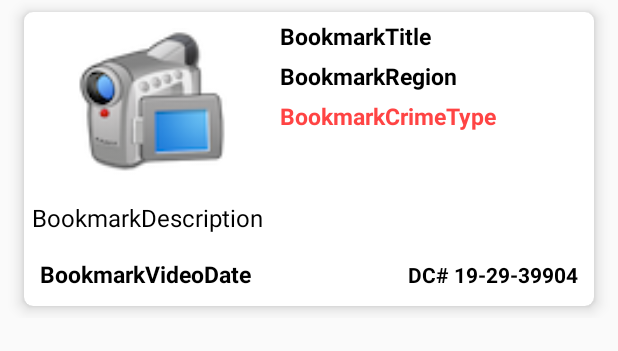
After one commit to jak-jak18/PhillyPoliceDroid, an Android app: the layout constraint_bookmark_row.xml on its own in the app's theme, with its tools: preview values and no code run, on a phone screen of 412 x 824 dp. The commit adds this screen. Shown: the top 351 px of the screen. Run offline under Robolectric (Android 15) with nearby library versions, the phone set to English and light mode, and no system bars.

Commit message:
Added URLDataClass. Added constraint layout versions for bookmark and unsolved murders.

```diff
--- a/app/src/main/java/furious/objadapters/NewsStoryBookmarkAdapter.java
+++ b/app/src/main/java/furious/objadapters/NewsStoryBookmarkAdapter.java
@@ -114,7 +114,7 @@ public class NewsStoryBookmarkAdapter extends BaseAdapter{
 
 			viewHolder = new Bookmark_ViewHolder();
 			Log.i("LOOKING AT", Integer.toString(arg0));
-			convertView = inflater.inflate(R.layout.bookmark_row, arg2, false);
+			convertView = inflater.inflate(R.layout.constraint_bookmark_row, arg2, false);
 
 			viewHolder.videoTitle = (TextView) convertView.findViewById(R.id.BookmarkTitle);
 			viewHolder.videoDescription = (TextView) convertView.findViewById(R.id.BookmarkDescription);
--- a/app/src/main/java/furious/objadapters/USMurderBookmarkAdapter.java
+++ b/app/src/main/java/furious/objadapters/USMurderBookmarkAdapter.java
@@ -70,7 +70,7 @@ public class USMurderBookmarkAdapter extends BaseAdapter {
 
         if(view == null) {
             viewHolder = new ViewHolder();
-            convertView = inflater.inflate(R.layout.usmurder_bmrk_row, viewGroup, false);
+            convertView = inflater.inflate(R.layout.constraint_usmurder_bmrk_row, viewGroup, false);
 
             viewHolder.descData = (TextView) convertView.findViewById(R.id.Description_bmrk_row);
             viewHolder.victimName = (TextView) convertView.findViewById(R.id.VictimName_bmrkrow);
@@ -78,7 +78,7 @@ public class USMurderBookmarkAdapter extends BaseAdapter {
             viewHolder.dc_number = (TextView) convertView.findViewById(R.id.DCnumber_bmrk_row);
             viewHolder.mDate = (TextView) convertView.findViewById(R.id.Date_usm_bmrk_row);
             viewHolder.distN = (TextView) convertView.findViewById(R.id.DistrictNum_bmrk_row);
-            viewHolder.layout_holder = (RelativeLayout) convertView.findViewById(R.id.itembmklayout);
+//            viewHolder.layout_holder = (RelativeLayout) convertView.findViewById(R.id.itembmklayout);
 
             convertView.setTag(viewHolder);
 
--- a/app/src/main/java/furious/utils/HttpClientInfo.java
+++ b/app/src/main/java/furious/utils/HttpClientInfo.java
@@ -12,8 +12,8 @@ import android.telephony.TelephonyManager;
 public class HttpClientInfo{
 
 //	public static final String URL = "http://10.20.30.11/PhilaPolice-Info-API/phila_pd_api.php";
-//public static final String URL = "http://sensationalsettings.info/api/api.php";
-	public static final String URL = URLDataClass.getURL();
+public static final String URL = "http://sensationalsettings.info/api/api.php";
+//	public static final String URL = URLDataClass.getURL();
 
 	public static String getMacAddress(Context context) {
 	    WifiManager wimanager = (WifiManager) context.getSystemService(Context.WIFI_SERVICE);
--- a/app/src/main/res/layout/bookmark.xml
+++ b/app/src/main/res/layout/bookmark.xml
@@ -4,9 +4,10 @@
     android:layout_height="match_parent" >
 
     <ListView
-        android:id="@id/android:list"
+        android:id="@android:id/list"
         android:layout_width="match_parent"
-        android:layout_height="match_parent" >
+        android:layout_height="match_parent"
+        android:divider="@android:color/transparent">
     </ListView>
 
     <TextView
--- /dev/null
+++ b/app/src/main/res/layout/constraint_bookmark_row.xml
@@ -0,0 +1,141 @@
+<?xml version="1.0" encoding="utf-8"?>
+<FrameLayout xmlns:android="http://schemas.android.com/apk/res/android"
+    xmlns:app="http://schemas.android.com/apk/res-auto"
+    android:layout_width="match_parent" android:layout_height="wrap_content">
+
+    <android.support.v7.widget.CardView
+        android:layout_width="match_parent" android:layout_height="match_parent"
+
+        app:cardCornerRadius="6dp" app:cardElevation="6dp"
+
+        android:layout_marginStart="16dp" android:layout_marginEnd="16dp"
+        android:layout_marginTop="8dp" android:layout_marginBottom="8dp">
+
+        <LinearLayout
+            android:layout_width="match_parent" android:layout_height="wrap_content"
+            android:orientation="vertical">
+
+            <android.support.constraint.ConstraintLayout
+                android:layout_width="match_parent"
+                android:layout_height="wrap_content">
+
+                <ImageView
+                    android:id="@+id/BookmarkImageView"
+                    android:layout_width="160dp"
+                    android:layout_height="110dp"
+                    android:layout_margin="5dp"
+                    android:padding="5dp"
+                    android:src="@drawable/video_camera"
+                    app:layout_constraintBottom_toBottomOf="parent"
+                    app:layout_constraintEnd_toEndOf="parent"
+                    app:layout_constraintHorizontal_bias="0.0"
+                    app:layout_constraintStart_toStartOf="parent"
+                    app:layout_constraintTop_toTopOf="parent" />
+
+
+                <TextView
+                    android:id="@+id/BookmarkTitle"
+                    android:layout_width="0dp"
+                    android:layout_height="wrap_content"
+                    android:layout_alignTop="@+id/BookmarkImageView"
+                    android:layout_margin="5dp"
+                    android:text="BookmarkTitle"
+                    android:textColor="#000000"
+                    android:textSize="15sp"
+                    android:textStyle="bold"
+                    app:layout_constraintBottom_toBottomOf="parent"
+                    app:layout_constraintEnd_toEndOf="parent"
+                    app:layout_constraintHorizontal_bias="0.0"
+                    app:layout_constraintStart_toEndOf="@+id/BookmarkImageView"
+                    app:layout_constraintTop_toTopOf="parent"
+                    app:layout_constraintVertical_bias="0.0" />
+
+                <TextView
+                    android:id="@+id/BookmarkRegion"
+                    android:layout_width="wrap_content"
+                    android:layout_height="wrap_content"
+                    android:layout_below="@+id/BookmarkTitle"
+                    android:layout_margin="5dp"
+                    android:text="BookmarkRegion"
+                    android:textColor="#000000"
+                    android:textSize="15sp"
+                    android:textStyle="bold"
+                    app:layout_constraintBottom_toBottomOf="parent"
+                    app:layout_constraintEnd_toEndOf="parent"
+                    app:layout_constraintHorizontal_bias="0.0"
+                    app:layout_constraintStart_toEndOf="@+id/BookmarkImageView"
+                    app:layout_constraintTop_toBottomOf="@+id/BookmarkTitle"
+                    app:layout_constraintVertical_bias="0.0" />
+
+                <TextView
+                    android:id="@+id/BookmarkCrimeType"
+                    android:layout_width="wrap_content"
+                    android:layout_height="wrap_content"
+                    android:layout_below="@+id/BookmarkRegion"
+                    android:layout_margin="5dp"
+                    android:text="BookmarkCrimeType"
+                    android:textColor="@android:color/holo_red_light"
+                    android:textSize="15sp"
+                    android:textStyle="bold"
+                    app:layout_constraintBottom_toBottomOf="parent"
+                    app:layout_constraintEnd_toEndOf="parent"
+                    app:layout_constraintHorizontal_bias="0.0"
+                    app:layout_constraintStart_toEndOf="@+id/BookmarkImageView"
+                    app:layout_constraintTop_toBottomOf="@+id/BookmarkRegion"
+                    app:layout_constraintVertical_bias="0.0" />
+
+            </android.support.constraint.ConstraintLayout>
+
+            <TextView
+                android:id="@+id/BookmarkDescription"
+                android:layout_width="wrap_content"
+                android:layout_height="wrap_content"
+
+                android:padding="5dp"
+                android:text="BookmarkDescription"
+
+                android:textColor="#000000"
+                android:textSize="16sp" />
+
+            <android.support.constraint.ConstraintLayout
+                android:layout_width="match_parent" android:layout_height="wrap_content">
+
+                <TextView
+                    android:id="@+id/BookmarkVideoDate"
+
+                    android:layout_width="wrap_content"
+                    android:layout_height="wrap_content"
+
+                    android:layout_margin="5dp"
+
+                    android:padding="5dp"
+                    android:text="BookmarkVideoDate"
+                    android:textColor="#000000"
+                    android:textSize="15sp"
+                    android:textStyle="bold"
+
+                    app:layout_constraintBottom_toBottomOf="parent"
+                    app:layout_constraintStart_toStartOf="parent"
+                    app:layout_constraintTop_toTopOf="parent" />
+
+                <TextView
+                    android:id="@+id/boomark_row_news_dcnum"
+
+                    android:layout_width="wrap_content"
+                    android:layout_height="wrap_content"
+
+                    android:layout_margin="5dp"
+                    android:padding="5dp"
+
+                    android:text="DC# 19-29-39904"
+                    android:textColor="#000000"
+                    android:textSize="14sp"
+                    android:textStyle="bold"
+
+                    app:layout_constraintBottom_toBottomOf="parent"
+                    app:layout_constraintEnd_toEndOf="parent"
+                    app:layout_constraintTop_toTopOf="parent" />
+            </android.support.constraint.ConstraintLayout>
+        </LinearLayout>
+    </android.support.v7.widget.CardView>
+</FrameLayout>
```
Also changed, not shown: app/src/main/res/layout/constraint_usmurder_bmrk_row.xml (added, +110 -0 lines), 1 other file.
